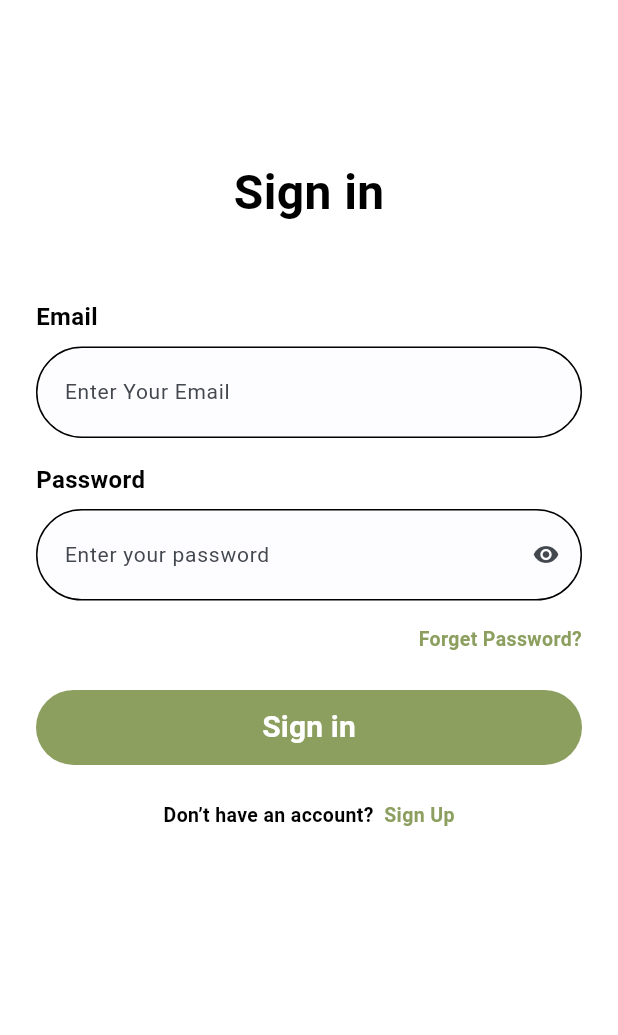
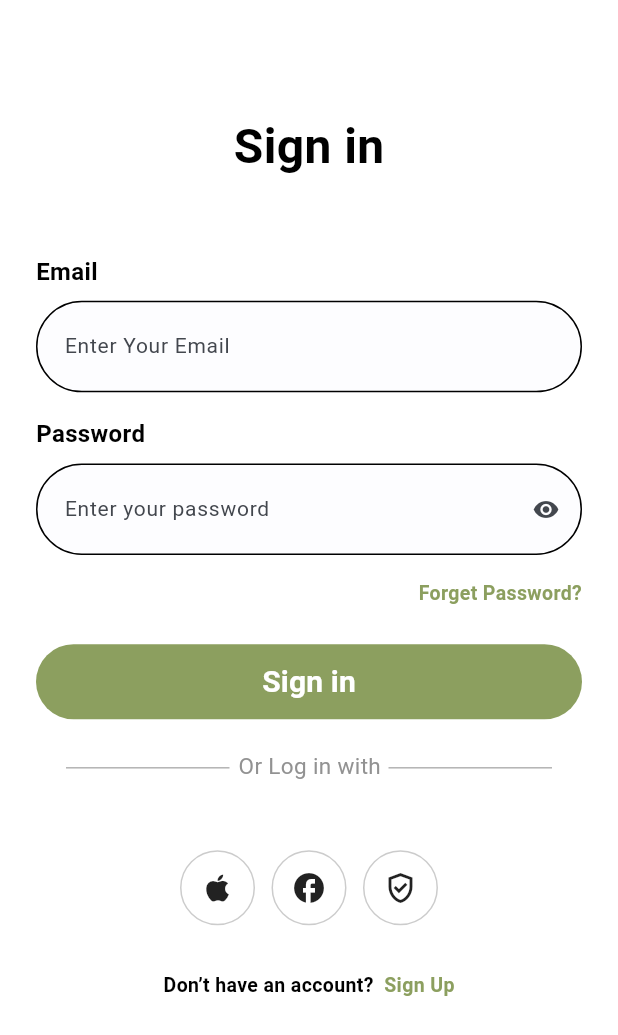
Before and after one commit to He9sham/Hodorak, a Flutter app: the screen it shows after launch, on a phone screen of 412 x 824 dp. Shown: the top 1035 px of the screen. Run offline on Flutter 3.47's test engine with Material 3 defaults, Android fonts, the phone set to English and light mode, and no system bars; our stand-ins replace animated_splash_screen, flutter_riverpod, flutter_screenutil, google_fonts, page_transition; missing offline and left inert: odoo_rpc; Roboto replaces fonts that are missing (Cairo).

Commit message:
Enhance login screen by adding social media authentication icons and adjusting vertical spacing for improved layout.

```diff
--- a/lib/features/login_screen/views/login_screen.dart
+++ b/lib/features/login_screen/views/login_screen.dart
@@ -6,8 +6,10 @@ import 'package:hodorak/core/helper/spacing.dart';
 import 'package:hodorak/core/providers/auth_provider.dart';
 import 'package:hodorak/core/theming/styles.dart';
 import 'package:hodorak/core/utils/routes.dart';
+import 'package:hodorak/features/login_screen/views/widgets/container_icon_auth.dart';
 import 'package:hodorak/features/login_screen/views/widgets/custom_error_message.dart';
 import 'package:hodorak/features/login_screen/views/widgets/custom_text_field_auth.dart';
+import 'package:hodorak/features/login_screen/views/widgets/divider_row.dart';
 import 'package:hodorak/features/login_screen/views/widgets/label_text_field.dart';
 import 'package:hodorak/features/login_screen/views/widgets/login_button.dart';
 import 'package:hodorak/features/login_screen/views/widgets/text_rich.dart';
@@ -79,7 +81,7 @@ class _LoginScreenState extends ConsumerState<LoginScreen> {
               child: Column(
                 mainAxisAlignment: MainAxisAlignment.center,
                 children: [
-                  verticalSpace(80),
+                  verticalSpace(50),
                   // Logo/Title
                   Text(
                     'Sign in',
@@ -164,6 +166,19 @@ class _LoginScreenState extends ConsumerState<LoginScreen> {
                     authState: authState,
                   ),
                   verticalSpace(24),
+                  DividerRow(),
+                  verticalSpace(32),
+                  Row(
+                    mainAxisAlignment: MainAxisAlignment.center,
+                    children: [
+                      ContainerIconAuth(icon: Icon(Icons.apple)),
+                      horizontalSpace(10),
+                      ContainerIconAuth(icon: Icon(Icons.facebook)),
+                      horizontalSpace(10),
+                      ContainerIconAuth(icon: Icon(Icons.gpp_good_outlined)),
+                    ],
+                  ),
+                  verticalSpace(30),
                   // when user do not have any account
                   TextRich(gestureRecognizer: _signUpRecognizer),
                 ],
--- /dev/null
+++ b/lib/features/login_screen/views/widgets/container_icon_auth.dart
@@ -0,0 +1,18 @@
+import 'package:flutter/material.dart';
+
+class ContainerIconAuth extends StatelessWidget {
+  const ContainerIconAuth({super.key, required this.icon});
+  final Widget icon;
+  @override
+  Widget build(BuildContext context) {
+    return Container(
+      width: 50,
+      height: 50,
+      decoration: BoxDecoration(
+        shape: BoxShape.circle,
+        border: Border.all(color: Colors.black.withValues(alpha: 0.2)),
+      ),
+      child: icon,
+    );
+  }
+}
--- /dev/null
+++ b/lib/features/login_screen/views/widgets/divider_row.dart
@@ -0,0 +1,46 @@
+import 'package:flutter/material.dart';
+import 'package:flutter_screenutil/flutter_screenutil.dart';
+
+class DividerRow extends StatelessWidget {
+  const DividerRow({super.key});
+
+  @override
+  Widget build(BuildContext context) {
+    return SizedBox(
+      height: 30.h,
+      width: MediaQuery.sizeOf(context).width,
+      child: Stack(
+        children: [
+          Positioned(
+            child: Divider(
+              endIndent: 20,
+              indent: 235,
+              thickness: 1,
+              color: Colors.black.withValues(alpha: 0.3),
+            ),
+          ),
+          Positioned(
+            right: 122.w,
+            bottom: 13.h,
+            child: const Text(
+              'Or Log in with',
+              style: TextStyle(
+                color: Color(0xff929292),
+                fontSize: 15,
+                fontWeight: FontWeight.w400,
+              ),
+            ),
+          ),
+          Positioned(
+            child: Divider(
+              endIndent: 235,
+              indent: 20,
+              thickness: 1,
+              color: Colors.black.withValues(alpha: 0.3),
+            ),
+          ),
+        ],
+      ),
+    );
+  }
+}
```
